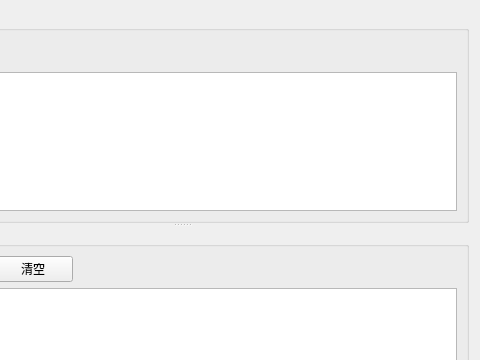
Zightch/CCP, file ShowMsg/ShowMsg.ui: the form before one commit; both pictures show x 116 to 596 and y 0 to 360 of the 596 by 449 pixel window.
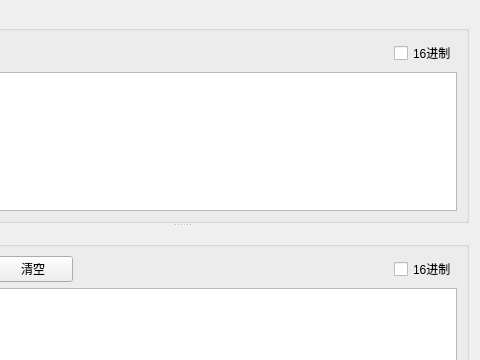
The form after the commit.

Diff of the .ui file:
```diff
--- a/ShowMsg/ShowMsg.ui
+++ b/ShowMsg/ShowMsg.ui
@@ -59,6 +59,13 @@
             </property>
            </spacer>
           </item>
+          <item>
+           <widget class="QCheckBox" name="recvIsHex">
+            <property name="text">
+             <string>16进制</string>
+            </property>
+           </widget>
+          </item>
          </layout>
         </widget>
        </item>
@@ -121,6 +128,13 @@
             </property>
            </spacer>
           </item>
+          <item>
+           <widget class="QCheckBox" name="sendIsHex">
+            <property name="text">
+             <string>16进制</string>
+            </property>
+           </widget>
+          </item>
          </layout>
         </widget>
        </item>
```
Left out of the diff: 10 changed lines with no effect on the pictures.
